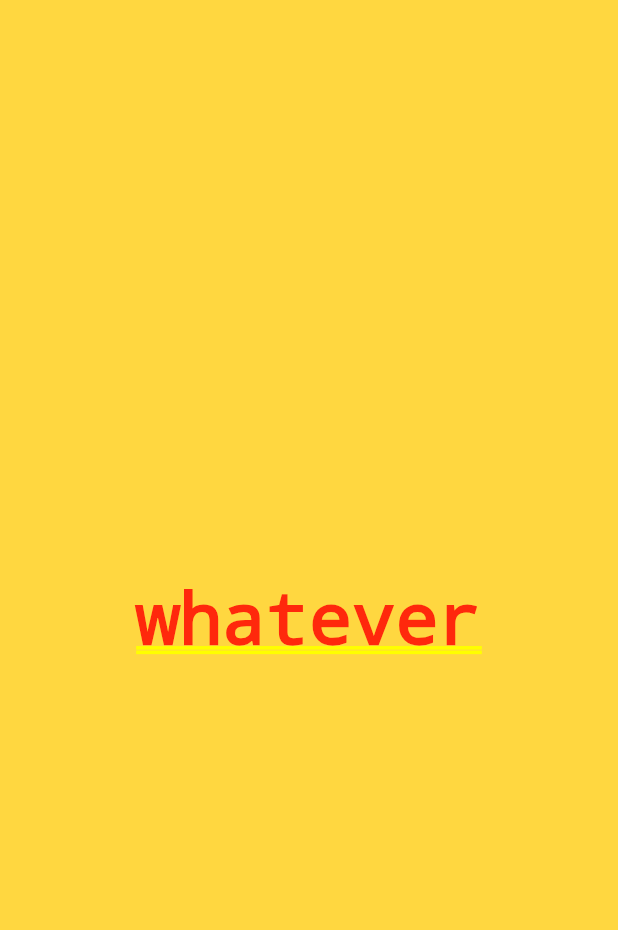
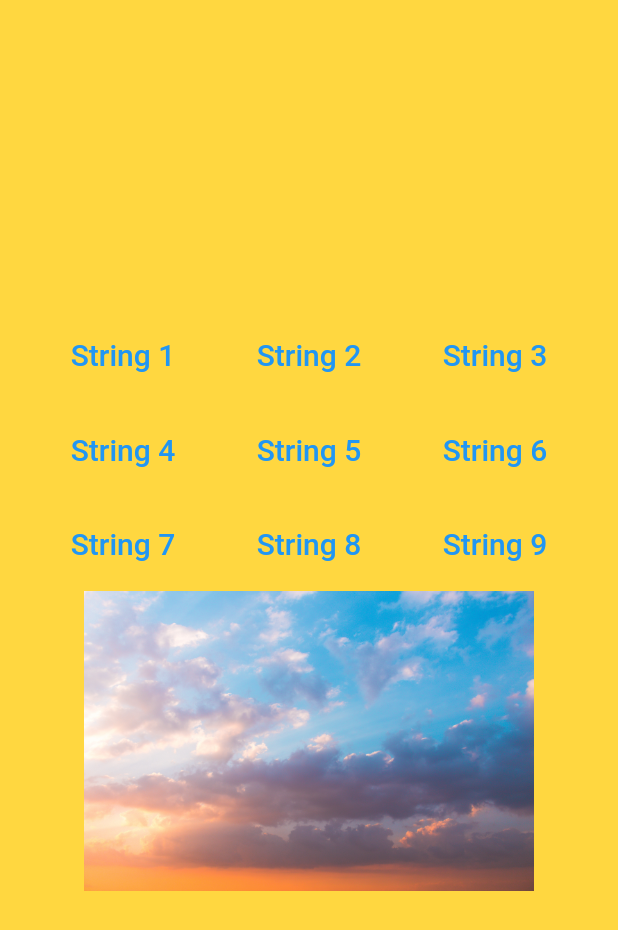
Before and after one commit to asif-bhuti/flutter_shit, a Flutter app: the screen it shows after launch, on a phone screen of 412 x 824 dp. Shown: the top 930 px of the screen. Run offline on Flutter 3.47's test engine with Material 2 defaults, Android fonts, the phone set to English and light mode, and no system bars; Roboto replaces fonts that are missing (fonts/PTSans-Italic).

Commit message:
made a ton shit of change

```diff
--- a/lib/main.dart
+++ b/lib/main.dart
@@ -24,6 +24,7 @@ import 'package:flutterappshit/screens/home.dart';
 
 void main(){
   runApp(MaterialApp(
+    debugShowCheckedModeBanner: false,
     title: 'Whatever',
     home: Home(),
   )
--- a/lib/screens/home.dart
+++ b/lib/screens/home.dart
@@ -1,12 +1,70 @@
 import 'package:flutter/material.dart';
 
-class Home extends StatelessWidget{
+class Home extends StatelessWidget {
+  @override
+  Widget build(BuildContext context) {
+    return Center(
+      child: Container(
+        alignment: Alignment.center,
+        color: Colors.amberAccent,
+        child: Column(mainAxisAlignment: MainAxisAlignment.center, children: [
+          customRow(
+              customText(), customText(), customText()),
+          customRow(
+              customText(), customText(), customText()),
+          customRow(
+              customText(), customText(), customText()),
+          customImage()
+        ]),
+      ),
+    );
+  }
+}
+
+Widget customRow(Widget widget1, Widget widget2, Widget widget3) {
+  return Container(
+    margin: EdgeInsets.all(20),
+    child: Row(
+      children: [widget1, widget2, widget3],
+    ),
+  );
+}
+
+Widget customImage() {
+  return Container(
+    margin: EdgeInsets.only(left: 50, right: 50, top: 0, bottom: 25),
+    child: Image(
+      image: AssetImage('images/cloud.jpg'),
+      width: 300,
+      height: 200,
+    ),
+  );
+}
+
+class customText extends StatelessWidget {
+  static int i = 0;
+  String string;
+
   @override
   Widget build(BuildContext context) {
     return Container(
-      alignment: Alignment.center,
-      color:Colors.amberAccent,
-      child: Text('whatever'),
-    );
+        child: Expanded(
+      child: Text(
+        '$string',
+        textDirection: TextDirection.ltr,
+        textAlign: TextAlign.center,
+        style: TextStyle(
+            color: Colors.blue,
+            decoration: TextDecoration.none,
+            fontFamily: 'fonts/PTSans-Italic',
+            fontWeight: FontWeight.w500,
+            fontSize: 20),
+      ),
+    ));
+  }
+
+  customText() {
+    i++;
+    this.string='String $i';
   }
 }
```
Also changed, not shown: pubspec.yaml (+11 -15 lines), fonts/PTSans-Bold.ttf (added), fonts/PTSans-BoldItalic.ttf (added), fonts/PTSans-Italic.ttf (added), fonts/PTSans-Regular.ttf (added), images/cloud.jpg (added).
